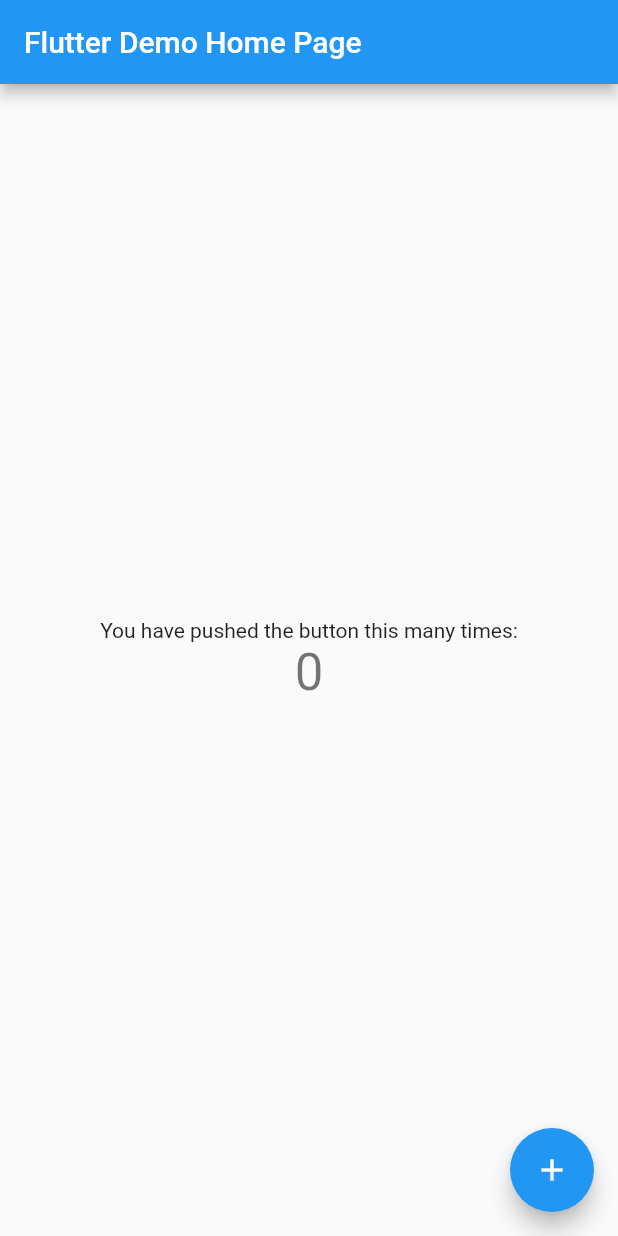
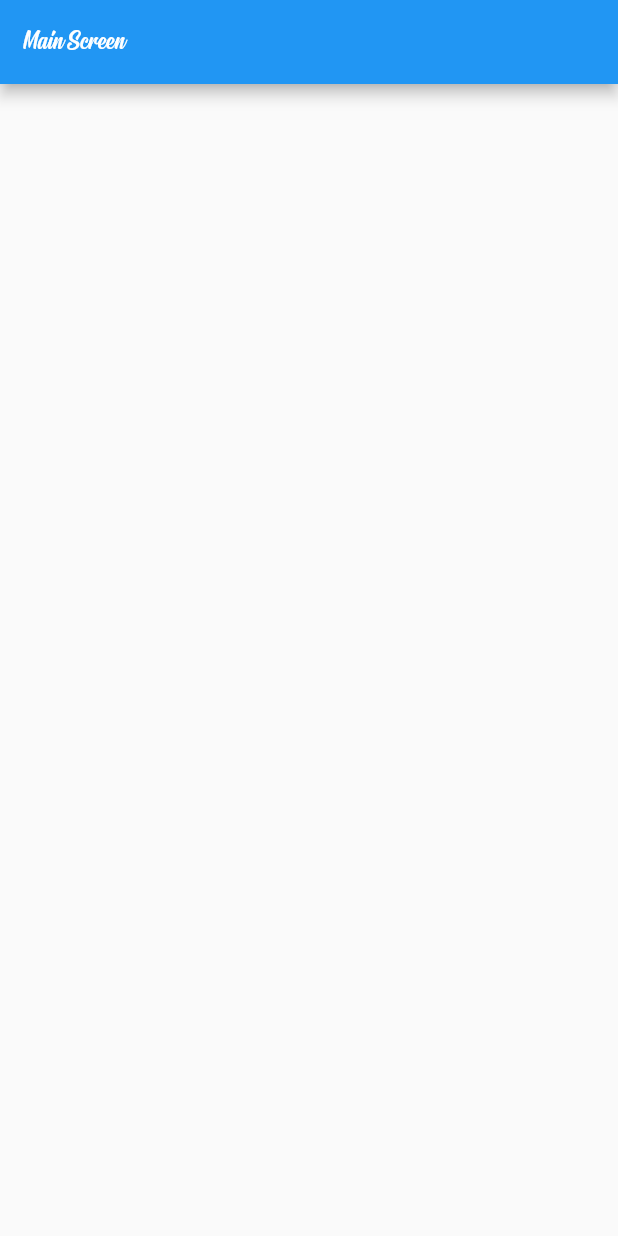
Before and after one commit to mohammedaminA/Guzo, a Flutter app: the screen it shows after launch, on a phone screen of 412 x 824 dp. Run offline on Flutter 3.47's test engine with Material 2 defaults, Android fonts, the phone set to English and light mode, and no system bars.

Commit message:
main screen

```diff
--- /dev/null
+++ b/lib/Screens/main_screen.dart
@@ -0,0 +1,12 @@
+import 'package:flutter/material.dart';
+
+class MainScreen extends StatelessWidget {
+  @override
+  Widget build(BuildContext context) {
+    return Scaffold(
+      appBar: AppBar(
+        title: Text('Main Screen'),
+      ),
+    );
+  }
+}
--- a/lib/main.dart
+++ b/lib/main.dart
@@ -1,4 +1,6 @@
 import 'package:flutter/material.dart';
+
+import 'Screens/main_screen.dart';
 
 void main() {
   runApp(MyApp());
@@ -11,103 +13,12 @@ class MyApp extends StatelessWidget {
     return MaterialApp(
       title: 'Flutter Demo',
       theme: ThemeData(
-        // This is the theme of your application.
-        //
-        // Try running your application with "flutter run". You'll see the
-        // application has a blue toolbar. Then, without quitting the app, try
-        // changing the primarySwatch below to Colors.green and then invoke
-        // "hot reload" (press "r" in the console where you ran "flutter run",
-        // or simply save your changes to "hot reload" in a Flutter IDE).
-        // Notice that the counter didn't reset back to zero; the application
-        // is not restarted.
+        fontFamily: "Signatra",
         primarySwatch: Colors.blue,
+        visualDensity: VisualDensity.adaptivePlatformDensity
       ),
-      home: MyHomePage(title: 'Flutter Demo Home Page'),
+      home: MainScreen(),
+      debugShowCheckedModeBanner: false,
     );
   }
 }
-
-class MyHomePage extends StatefulWidget {
-  MyHomePage({Key key, this.title}) : super(key: key);
-
-  // This widget is the home page of your application. It is stateful, meaning
-  // that it has a State object (defined below) that contains fields that affect
-  // how it looks.
-
-  // This class is the configuration for the state. It holds the values (in this
-  // case the title) provided by the parent (in this case the App widget) and
-  // used by the build method of the State. Fields in a Widget subclass are
-  // always marked "final".
-
-  final String title;
-
-  @override
-  _MyHomePageState createState() => _MyHomePageState();
-}
-
-class _MyHomePageState extends State<MyHomePage> {
-  int _counter = 0;
-
-  void _incrementCounter() {
-    setState(() {
-      // This call to setState tells the Flutter framework that something has
-      // changed in this State, which causes it to rerun the build method below
-      // so that the display can reflect the updated values. If we changed
-      // _counter without calling setState(), then the build method would not be
-      // called again, and so nothing would appear to happen.
-      _counter++;
-    });
-  }
-
-  @override
-  Widget build(BuildContext context) {
-    // This method is rerun every time setState is called, for instance as done
-    // by the _incrementCounter method above.
-    //
-    // The Flutter framework has been optimized to make rerunning build methods
-    // fast, so that you can just rebuild anything that needs updating rather
-    // than having to individually change instances of widgets.
-    return Scaffold(
-      appBar: AppBar(
-        // Here we take the value from the MyHomePage object that was created by
-        // the App.build method, and use it to set our appbar title.
-        title: Text(widget.title),
-      ),
-      body: Center(
-        // Center is a layout widget. It takes a single child and positions it
-        // in the middle of the parent.
-        child: Column(
-          // Column is also a layout widget. It takes a list of children and
-          // arranges them vertically. By default, it sizes itself to fit its
-          // children horizontally, and tries to be as tall as its parent.
-          //
-          // Invoke "debug painting" (press "p" in the console, choose the
-          // "Toggle Debug Paint" action from the Flutter Inspector in Android
-          // Studio, or the "Toggle Debug Paint" command in Visual Studio Code)
-          // to see the wireframe for each widget.
-          //
-          // Column has various properties to control how it sizes itself and
-          // how it positions its children. Here we use mainAxisAlignment to
-          // center the children vertically; the main axis here is the vertical
-          // axis because Columns are vertical (the cross axis would be
-          // horizontal).
-          mainAxisAlignment: MainAxisAlignment.center,
-          children: <Widget>[
-            Text(
-              'You have pushed the button this many times:',
-            ),
-            Text(
-              '$_counter',
-              style: Theme.of(context).textTheme.headline4,
-            ),
-          ],
-        ),
-      ),
-      floatingActionButton: FloatingActionButton(
-        onPressed: _incrementCounter,
-        tooltip: 'Increment',
-        child: Icon(Icons.add),
-      ), // This trailing comma makes auto-formatting nicer for build methods.
-    );
-  }
-}
```
